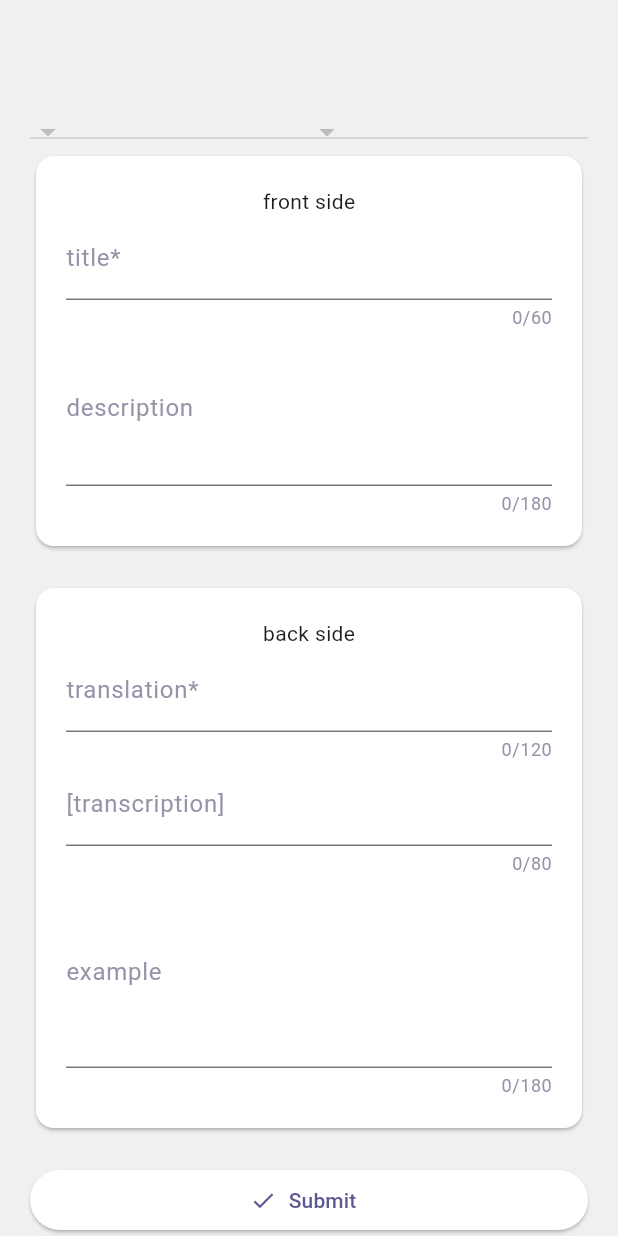
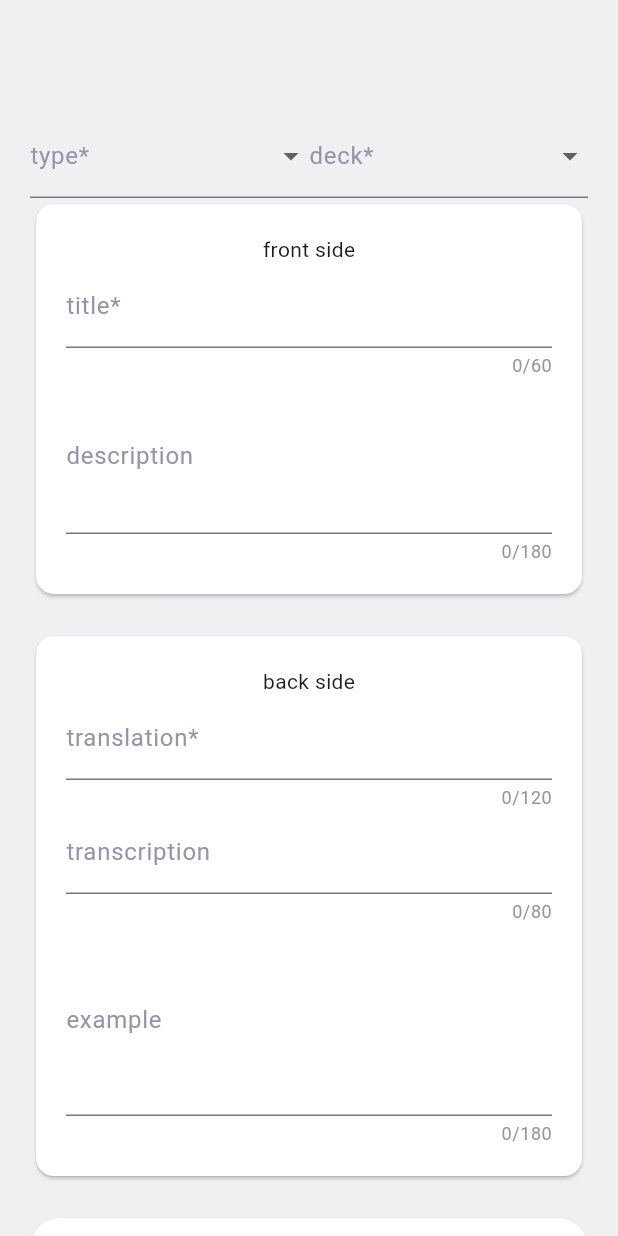
Before and after one commit to Alex-Yu21/flashcards_v2, a Flutter app: the CreateCardView screen opened by its route, on a phone screen of 412 x 824 dp. Run offline on Flutter 3.47's test engine with Material 3 defaults, Android fonts, the phone set to English and light mode, and no system bars; our stand-ins replace cloud_firestore, firebase_auth, firebase_core, flutter_card_swiper, flutter_riverpod, go_router and 2 more; accounts and stored records are empty; generated files the repository leaves out were written again.

Commit message:
feat(learning): drop down form fields for type and deck

```diff
--- a/lib/features/learning/presentation/views/create_card_view.dart
+++ b/lib/features/learning/presentation/views/create_card_view.dart
@@ -9,6 +9,7 @@ class CreateCardView extends StatefulWidget {
 
 class _CreateCardViewState extends State<CreateCardView> {
   static const double k20 = 20;
+  static const double k12 = 12;
   static const kPad20 = EdgeInsets.symmetric(horizontal: k20);
 
   final _formKey = GlobalKey<FormState>();
@@ -18,6 +19,14 @@ class _CreateCardViewState extends State<CreateCardView> {
   final _translationCtrl = TextEditingController();
   final _transcriptionCtrl = TextEditingController();
   final _exampleCtrl = TextEditingController();
+
+  //TODO чтобы кастомные типы юзер мог добавлять? возможно
+  final List<String> _types = const ['language', 'study'];
+  //TODO как то их задавать не здесь и чтобы от юзера хависели и от его колод
+  final List<String> _decks = const ['default', 'italian', 'flutter'];
+
+  String? _selectedType;
+  String? _selectedDeck;
 
   @override
   void dispose() {
@@ -29,17 +38,17 @@ class _CreateCardViewState extends State<CreateCardView> {
     super.dispose();
   }
 
-  String? _requared(String? userImput, String message) {
-    if (userImput == null || userImput.trim().isEmpty) return message;
+  String? _required(String? userInput, String message) {
+    if (userInput == null || userInput.trim().isEmpty) return message;
     return null;
   }
 
-  String? _transcription(String userImput) {
-    final trimed = userImput.trim();
-    if (trimed.isEmpty) return '';
-    final left = trimed.startsWith('[') ? '' : '[';
-    final right = trimed.endsWith(']') ? '' : ']';
-    return '$left$trimed$right';
+  String? _transcription(String userInput) {
+    final trimmed = userInput.trim();
+    if (trimmed.isEmpty) return '';
+    final left = trimmed.startsWith('[') ? '' : '[';
+    final right = trimmed.endsWith(']') ? '' : ']';
+    return '$left$trimmed$right';
   }
 
   void _submit() {}
@@ -54,17 +63,56 @@ class _CreateCardViewState extends State<CreateCardView> {
           padding: const EdgeInsets.all(k20),
           child: Form(
             key: _formKey,
+            autovalidateMode: AutovalidateMode.onUserInteraction,
             child: Column(
               children: [
                 Row(
                   children: [
                     // TODO тип карточки
                     Expanded(
-                      child: DropdownButton(items: [], onChanged: (value) {}),
+                      child: DropdownButtonFormField<String>(
+                        decoration: const InputDecoration(labelText: 'type*'),
+                        initialValue:
+                            (_selectedType != null &&
+                                _types.contains(_selectedType))
+                            ? _selectedType
+                            : null,
+                        items: _types
+                            .map(
+                              (t) => DropdownMenuItem<String>(
+                                value: t,
+                                child: Text(t),
+                              ),
+                            )
+                            .toList(),
+                        validator: (v) => v == null ? 'choose a type' : null,
+                        onChanged: _types.isEmpty
+                            ? null
+                            : (String? v) => setState(() => _selectedType = v),
+                      ),
                     ),
                     // TODO колода
                     Expanded(
-                      child: DropdownButton(items: [], onChanged: (value) {}),
+                      child: DropdownButtonFormField(
+                        decoration: const InputDecoration(labelText: 'deck*'),
+                        initialValue:
+                            (_selectedDeck != null &&
+                                _decks.contains(_selectedDeck))
+                            ? _selectedDeck
+                            : null,
+                        items: _decks
+                            .map(
+                              (d) => DropdownMenuItem<String>(
+                                value: d,
+                                child: Text(d),
+                              ),
+                            )
+                            .toList(),
+                        validator: (v) => v == null ? 'choose a deck' : null,
+                        onChanged: _decks.isEmpty
+                            ? null
+                            : (String? v) => setState(() => _selectedDeck = v),
+                      ),
                     ),
                   ],
                 ),
@@ -82,8 +130,8 @@ class _CreateCardViewState extends State<CreateCardView> {
                           textInputAction: TextInputAction.next,
                           maxLength: 60,
                           validator: (value) {
-                            _requared(value, 'title is required');
-                            return null;
+                            _required(value, 'title is required');
+                            return;
                           },
                           onFieldSubmitted: (_) =>
                               FocusScope.of(context).nextFocus(),
@@ -125,14 +173,15 @@ class _CreateCardViewState extends State<CreateCardView> {
                           textInputAction: TextInputAction.next,
                           maxLength: 120,
                           validator: (value) {
-                            _requared(value, 'translation is required');
-                            return null;
+                            _required(value, 'translation is required');
+                            return;
                           },
                         ),
                         TextFormField(
                           controller: _transcriptionCtrl,
                           decoration: InputDecoration(
-                            labelText: '[transcription]',
+                            labelText: 'transcription',
+                            hintText: '[ˈsæmpl̩]',
                           ),
                           autocorrect: false,
                           enableSuggestions: false,
```
